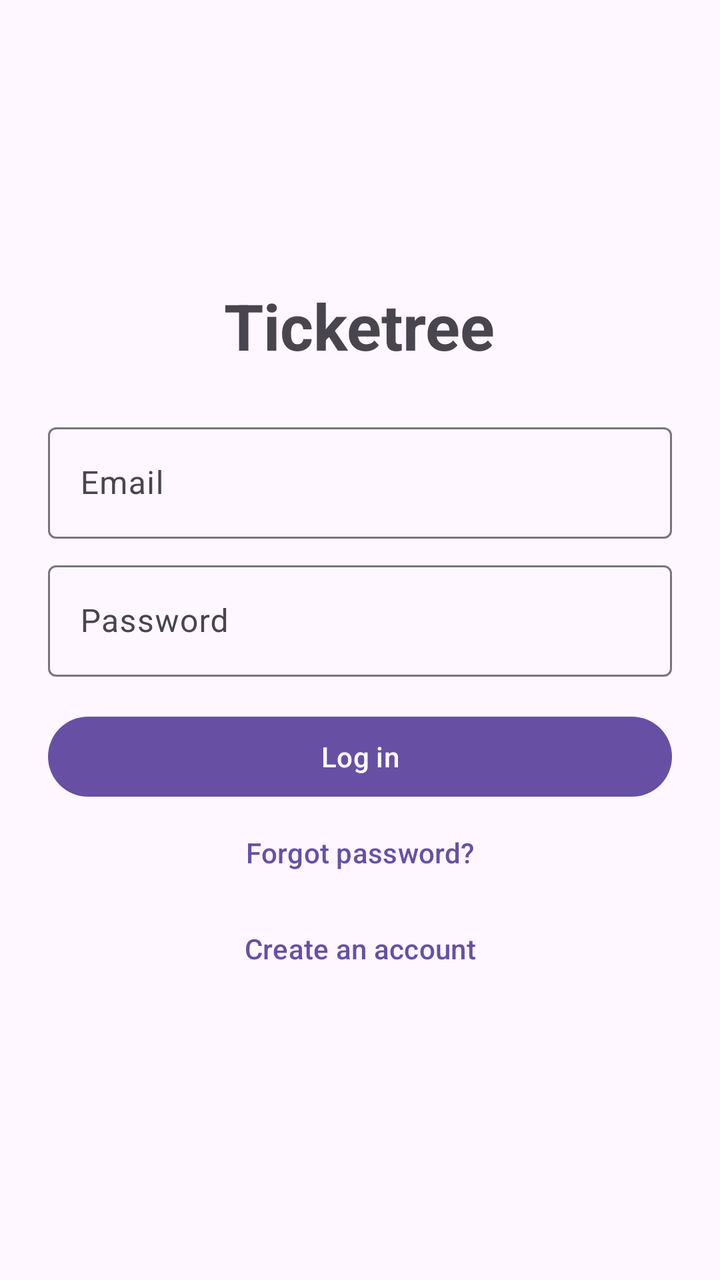
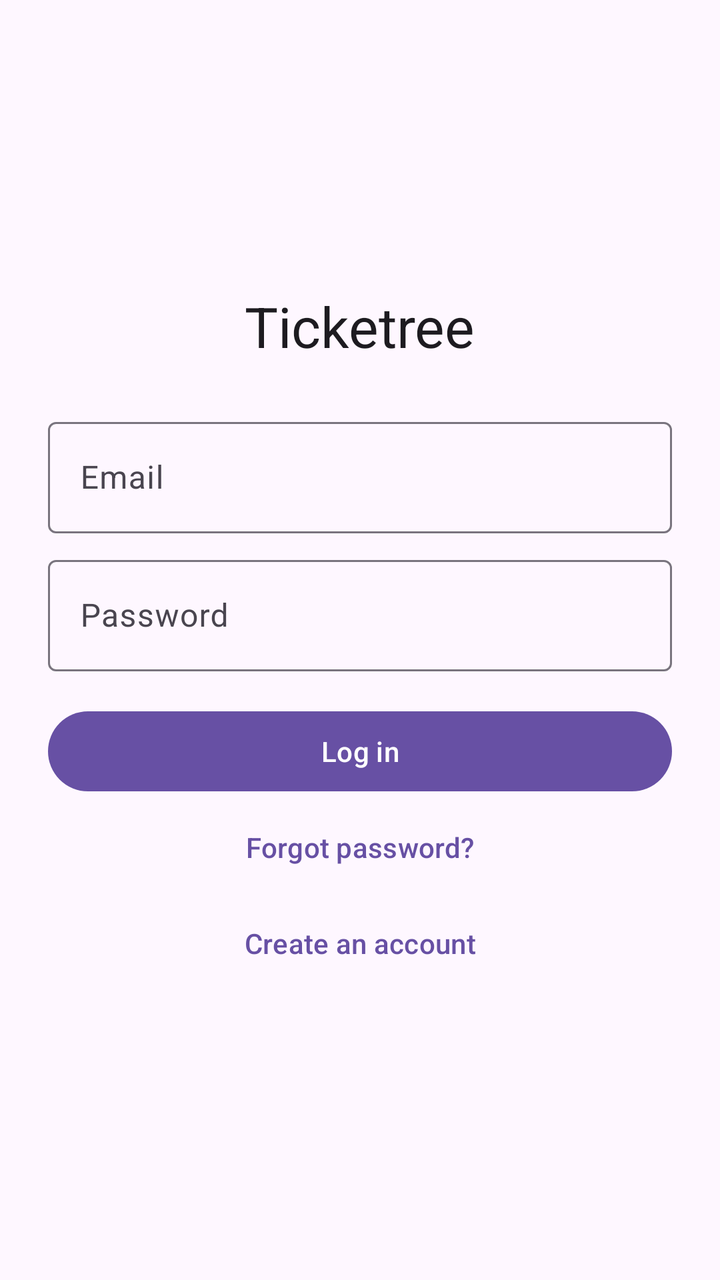

An Android layout rendered at two revisions. The XML below is the earlier revision; the diff shows what the commit changed to produce the second picture.
<!-- AndroidManifest.xml: application theme Theme.Ticketree -->
<!-- res/layout/activity_login.xml -->
<?xml version="1.0" encoding="utf-8"?>
<LinearLayout xmlns:android="http://schemas.android.com/apk/res/android"
    android:layout_width="match_parent"
    android:layout_height="match_parent"
    android:fitsSystemWindows="true"
    android:gravity="center"
    android:orientation="vertical"
    android:padding="24dp">

    <com.google.android.material.textview.MaterialTextView
        android:layout_width="wrap_content"
        android:layout_height="wrap_content"
        android:layout_marginBottom="24dp"
        android:text="Ticketree"
        android:textSize="32sp"
        android:textStyle="bold" />

    <com.google.android.material.textfield.TextInputLayout
        style="@style/Widget.Material3.TextInputLayout.OutlinedBox"
        android:layout_width="match_parent"
        android:layout_height="wrap_content"
        android:hint="Email">

        <com.google.android.material.textfield.TextInputEditText
            android:id="@+id/etEmail"
            android:layout_width="match_parent"
            android:layout_height="wrap_content"
            android:inputType="textEmailAddress" />
    </com.google.android.material.textfield.TextInputLayout>

    <com.google.android.material.textfield.TextInputLayout
        style="@style/Widget.Material3.TextInputLayout.OutlinedBox"
        android:layout_width="match_parent"
        android:layout_height="wrap_content"
        android:layout_marginTop="8dp"
        android:hint="Password">

        <com.google.android.material.textfield.TextInputEditText
            android:id="@+id/etPassword"
            android:layout_width="match_parent"
            android:layout_height="wrap_content"
            android:inputType="textPassword" />
    </com.google.android.material.textfield.TextInputLayout>

    <com.google.android.material.button.MaterialButton
        android:id="@+id/btnLogin"
        android:layout_width="match_parent"
        android:layout_height="wrap_content"
        android:layout_marginTop="16dp"
        android:text="Log in" />

    <com.google.android.material.button.MaterialButton
        android:id="@+id/btnForgot"
        style="@style/Widget.Material3.Button.TextButton"
        android:layout_width="match_parent"
        android:layout_height="wrap_content"
        android:text="Forgot password?" />

    <com.google.android.material.button.MaterialButton
        android:id="@+id/btnSignUp"
        style="@style/Widget.Material3.Button.TextButton"
        android:layout_width="match_parent"
        android:layout_height="wrap_content"
        android:text="Create an account" />
</LinearLayout>
<!-- resources referenced by this layout -->
<resources>
  <style name="Theme.Ticketree" parent="Base.Theme.Ticketree" />
  <style name="Base.Theme.Ticketree" parent="Theme.Material3.DayNight.NoActionBar">
          
          
      </style>
</resources>

<!-- the commit's change to res/layout/activity_login.xml (unified diff, before → after) -->
@@ -12,8 +12,7 @@
         android:layout_height="wrap_content"
         android:layout_marginBottom="24dp"
         android:text="Ticketree"
-        android:textSize="32sp"
-        android:textStyle="bold" />
+        android:textAppearance="?attr/textAppearanceHeadlineMedium" />
 
     <com.google.android.material.textfield.TextInputLayout
         style="@style/Widget.Material3.TextInputLayout.OutlinedBox"
